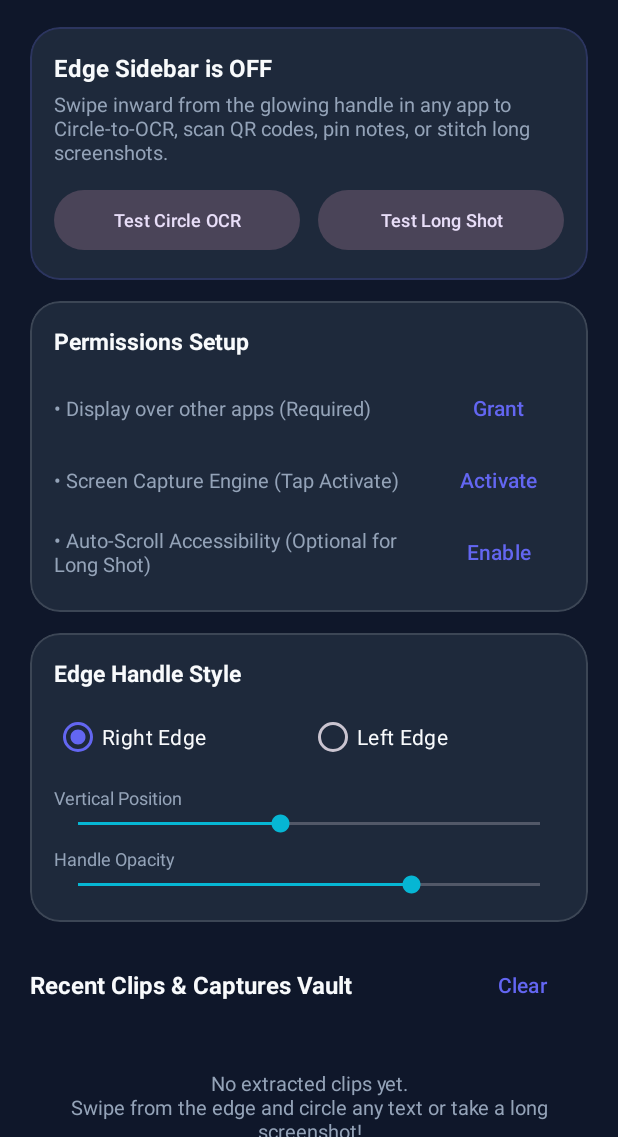
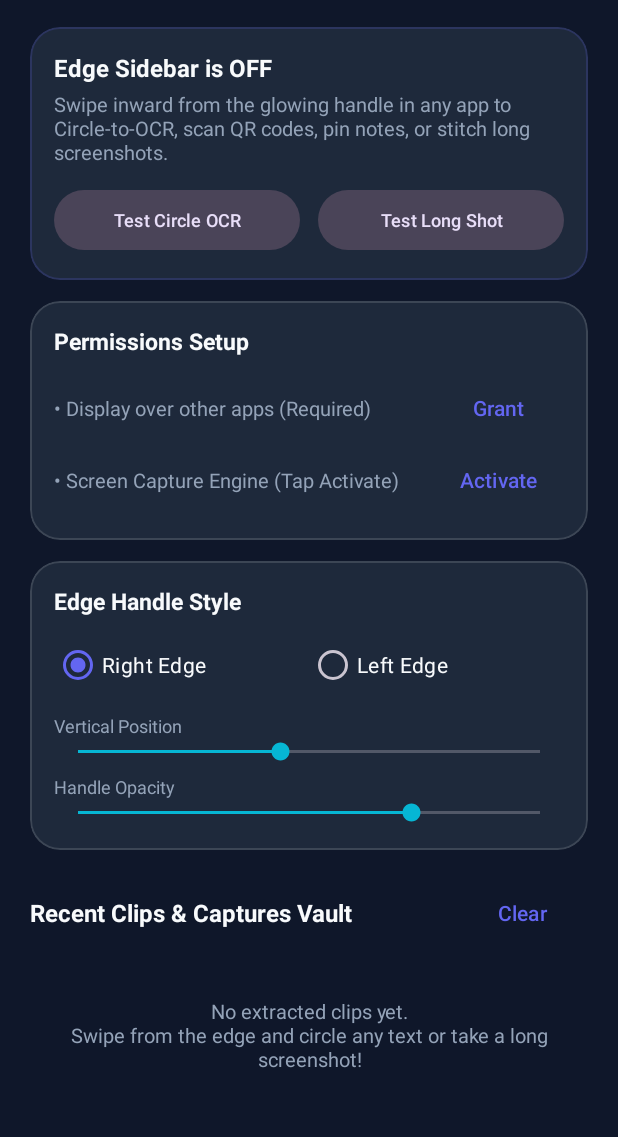
Before and after one commit to JojiK85/Snapedge, an Android app: the screen it shows after launch (MainActivity), on a phone screen of 412 x 824 dp, the part 99-1236 px from its top. Run offline under Robolectric (Android 15) with nearby library versions, the phone set to English and light mode, and no system bars.

Commit message:
Update SnapEdge

```diff
--- a/app/src/main/java/com/snapedge/app/ui/MainActivity.kt
+++ b/app/src/main/java/com/snapedge/app/ui/MainActivity.kt
@@ -30,7 +30,6 @@ import com.snapedge.app.capture.ScreenCaptureHolder
 import com.snapedge.app.data.PreferencesManager
 import com.snapedge.app.model.EdgeSide
 import com.snapedge.app.overlay.PinnedFloatingWindow
-import com.snapedge.app.service.AutoScrollAccessibilityService
 import com.snapedge.app.service.EdgeOverlayService
 
 /**
@@ -46,7 +45,6 @@ class MainActivity : AppCompatActivity() {
     private lateinit var tvServiceStatus: TextView
     private lateinit var tvPermOverlay: TextView
     private lateinit var tvPermCapture: TextView
-    private lateinit var tvPermAccessibility: TextView
     private lateinit var tvEmptyVault: TextView
 
     private val notificationPermLauncher =
@@ -79,7 +77,6 @@ class MainActivity : AppCompatActivity() {
         tvServiceStatus = findViewById(R.id.tvServiceStatus)
         tvPermOverlay = findViewById(R.id.tvPermOverlay)
         tvPermCapture = findViewById(R.id.tvPermCapture)
-        tvPermAccessibility = findViewById(R.id.tvPermAccessibility)
         tvEmptyVault = findViewById(R.id.tvEmptyVault)
 
         switchMasterEdge.setOnCheckedChangeListener { _, isChecked ->
@@ -96,10 +93,6 @@ class MainActivity : AppCompatActivity() {
 
         findViewById<MaterialButton>(R.id.btnGrantCapture).setOnClickListener {
             CapturePermissionActivity.launch(this)
-        }
-
-        findViewById<MaterialButton>(R.id.btnGrantAccessibility).setOnClickListener {
-            startActivity(Intent(Settings.ACTION_ACCESSIBILITY_SETTINGS))
         }
 
         findViewById<MaterialButton>(R.id.btnQuickCircleOcr).setOnClickListener {
@@ -245,7 +238,6 @@ class MainActivity : AppCompatActivity() {
         val config = prefs.getEdgeConfig()
         val hasOverlay = Settings.canDrawOverlays(this)
         val hasCapture = ScreenCaptureHolder.isReady()
-        val hasAccessibility = AutoScrollAccessibilityService.isEnabled()
 
         switchMasterEdge.setOnCheckedChangeListener(null)
         switchMasterEdge.isChecked = config.enabled && hasOverlay
@@ -261,11 +253,6 @@ class MainActivity : AppCompatActivity() {
 
         tvPermOverlay.text = if (hasOverlay) "✓ Display over other apps (Granted)" else "• Display over other apps (Required)"
         tvPermCapture.text = if (hasCapture) "✓ Screen Capture Engine (Ready)" else "• Screen Capture Engine (Tap Activate)"
-        tvPermAccessibility.text = if (hasAccessibility) {
-            "✓ Auto-Scroll Accessibility (Hands-free active)"
-        } else {
-            "• Auto-Scroll Accessibility (Optional for Long Shot)"
-        }
 
         val clips = prefs.getClips()
         vaultAdapter.submitList(clips)
--- a/app/src/main/res/layout/activity_main.xml
+++ b/app/src/main/res/layout/activity_main.xml
@@ -186,29 +186,6 @@
                         android:layout_height="wrap_content"
                         android:text="Activate" />
                 </LinearLayout>
-
-                <LinearLayout
-                    android:layout_width="match_parent"
-                    android:layout_height="wrap_content"
-                    android:gravity="center_vertical"
-                    android:orientation="horizontal">
-
-                    <TextView
-                        android:id="@+id/tvPermAccessibility"
-                        android:layout_width="0dp"
-                        android:layout_height="wrap_content"
-                        android:layout_weight="1"
-                        android:text="• Auto-Scroll (Optional, hands-free long shot)"
-                        android:textColor="@color/text_secondary"
-                        android:textSize="13sp" />
-
-                    <com.google.android.material.button.MaterialButton
-                        android:id="@+id/btnGrantAccessibility"
-                        style="@style/Widget.Material3.Button.TextButton"
-                        android:layout_width="wrap_content"
-                        android:layout_height="wrap_content"
-                        android:text="Enable" />
-                </LinearLayout>
             </LinearLayout>
         </com.google.android.material.card.MaterialCardView>
 
```
Also changed, not shown: app/build.gradle.kts (+17 -1 lines), app/src/main/AndroidManifest.xml (+0 -13 lines), 1 other file.
